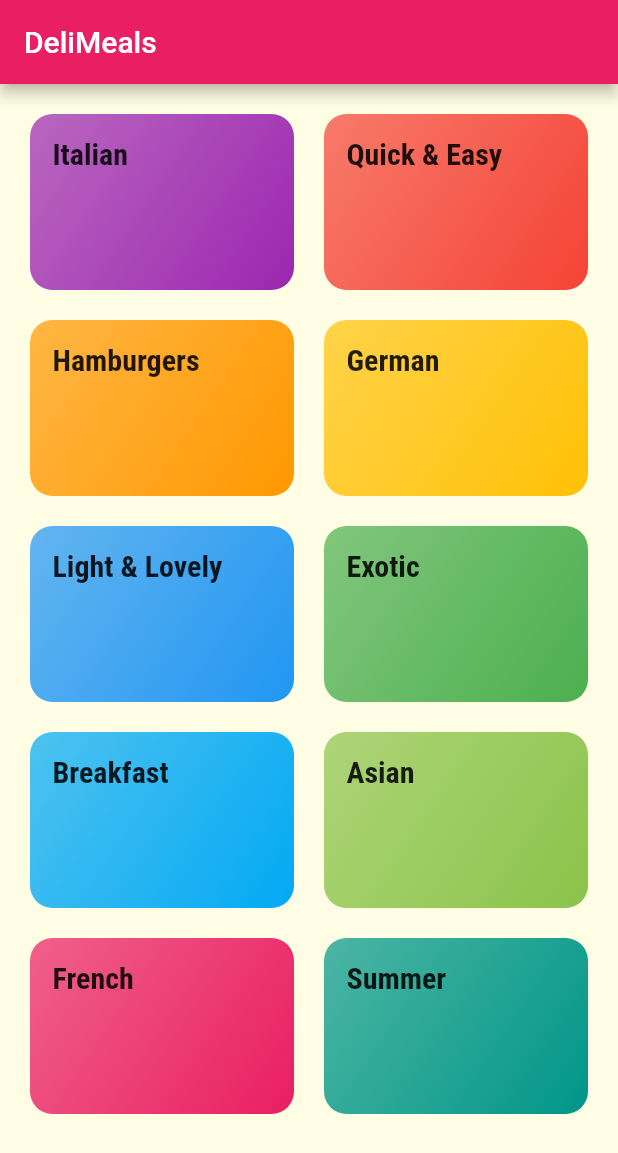
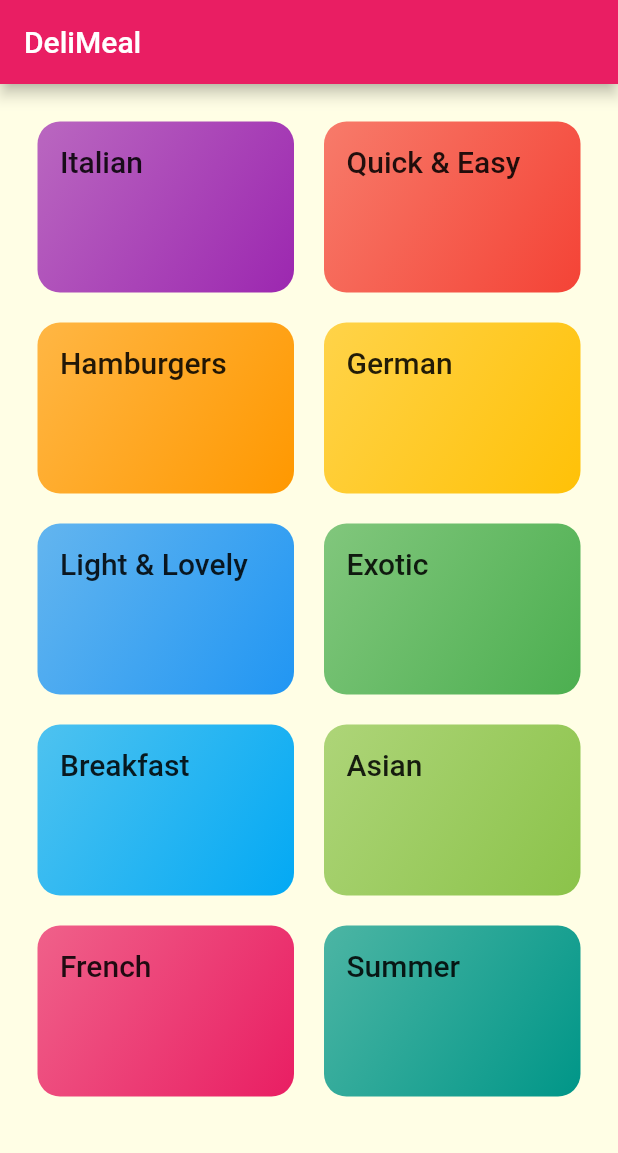
Before and after one commit to rozbeh1212/flutter-meal-app, a Flutter app: the screen it shows after launch, on a phone screen of 412 x 824 dp. Shown: the top 1153 px of the screen. Run offline on Flutter 3.47's test engine with Material 2 defaults, Android fonts, the phone set to English and light mode, and no system bars.

Commit message:
bug fiexed

```diff
--- a/lib/dummy_data.dart
+++ b/lib/dummy_data.dart
@@ -1,7 +1,7 @@
 import 'package:flutter/material.dart';
 
 import './models/category.dart';
-import 'models/meal.dart';
+import './models/meal.dart';
 
 const DUMMY_CATEGORIES = const [
   Category(
--- a/lib/main.dart
+++ b/lib/main.dart
@@ -1,10 +1,7 @@
-// ignore_for_file: deprecated_member_use
-
 import 'package:flutter/material.dart';
 
-import 'screens/categories_screen.dart';
-import 'screens/category_meals_screen.dart';
-
+import './screens/category_meals_screen.dart';
+import './screens/categories_screen.dart';
 
 void main() => runApp(MyApp());
 
@@ -31,12 +28,11 @@ class MyApp extends StatelessWidget {
               fontWeight: FontWeight.bold,
             )),
       ),
-      initialRoute: '/',
-      home: CategoriesScreen(),
+      // home: CategoriesScreen(),
+      initialRoute: '/', // default is '/'
       routes: {
         '/': (ctx) => CategoriesScreen(),
         CategoryMealsScreen.routeName: (ctx) => CategoryMealsScreen(),
-
       },
     );
   }
--- a/lib/screens/categories_screen.dart
+++ b/lib/screens/categories_screen.dart
@@ -4,27 +4,29 @@ import '../dummy_data.dart';
 import '../widgets/category_item.dart';
 
 class CategoriesScreen extends StatelessWidget {
-
   @override
   Widget build(BuildContext context) {
-
     return Scaffold(
       appBar: AppBar(
-        title: const Text('DeliMeals'),
+        title: const Text('DeliMeal'),
       ),
       body: GridView(
-        padding: const EdgeInsets.all(20),
+        padding: const EdgeInsets.all(25),
         children: DUMMY_CATEGORIES
             .map(
-              (catData) => CategoryItem(catData.id ,catData.title, catData.color),
+              (catData) => CategoryItem(
+                    catData.id,
+                    catData.title,
+                    catData.color,
+                  ),
             )
             .toList(),
         gridDelegate: SliverGridDelegateWithMaxCrossAxisExtent(
-            // SliverGridDelegateWithMaxCrossAxisExtent is a widget that allows you to set the max cross axis extent of the grid.
-            maxCrossAxisExtent: 200,
-            childAspectRatio: 3 / 2,
-            crossAxisSpacing: 20,
-            mainAxisSpacing: 20),
+          maxCrossAxisExtent: 200,
+          childAspectRatio: 3 / 2,
+          crossAxisSpacing: 20,
+          mainAxisSpacing: 20,
+        ),
       ),
     );
   }
--- a/lib/widgets/category_item.dart
+++ b/lib/widgets/category_item.dart
@@ -7,7 +7,7 @@ class CategoryItem extends StatelessWidget {
   final String title;
   final Color color;
 
-  const CategoryItem(this.id, this.title, this.color);
+  CategoryItem(this.id, this.title, this.color);
 
   void selectCategory(BuildContext ctx) {
     Navigator.of(ctx).pushNamed(
@@ -22,18 +22,24 @@ class CategoryItem extends StatelessWidget {
   @override
   Widget build(BuildContext context) {
     return InkWell(
-      // InkWell is a widget that makes its child focusable and responds to focus change events by animating the border color.
       onTap: () => selectCategory(context),
       splashColor: Theme.of(context).primaryColor,
       borderRadius: BorderRadius.circular(15),
       child: Container(
         padding: const EdgeInsets.all(15),
-        child: Text(title, style: Theme.of(context).textTheme.titleMedium),
+        child: Text(
+          title,
+          style: Theme.of(context).textTheme.headline6,
+        ),
         decoration: BoxDecoration(
           gradient: LinearGradient(
-              colors: [color.withOpacity(0.7), color],
-              begin: Alignment.topLeft,
-              end: Alignment.bottomRight),
+            colors: [
+              color.withOpacity(0.7),
+              color,
+            ],
+            begin: Alignment.topLeft,
+            end: Alignment.bottomRight,
+          ),
           borderRadius: BorderRadius.circular(15),
         ),
       ),
```
Also changed, not shown: lib/models/meal.dart (+17 -14 lines), lib/screens/category_meals_screen.dart (+6 -7 lines), lib/widgets/meal_item.dart (+15 -33 lines), 1 other file.
